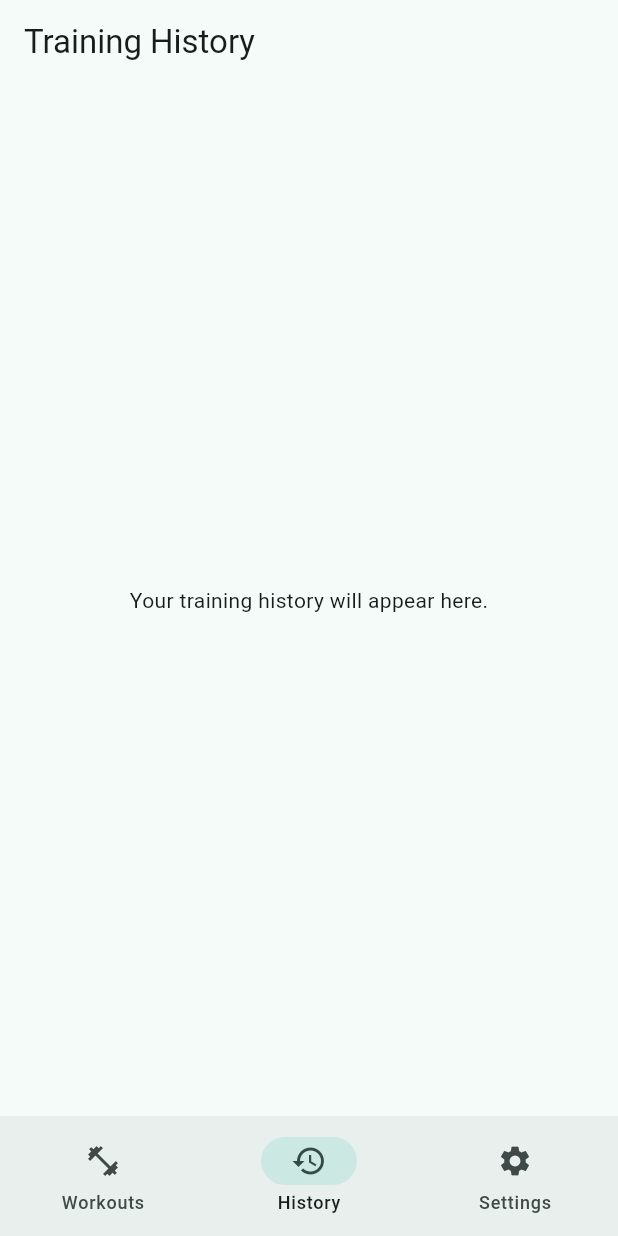
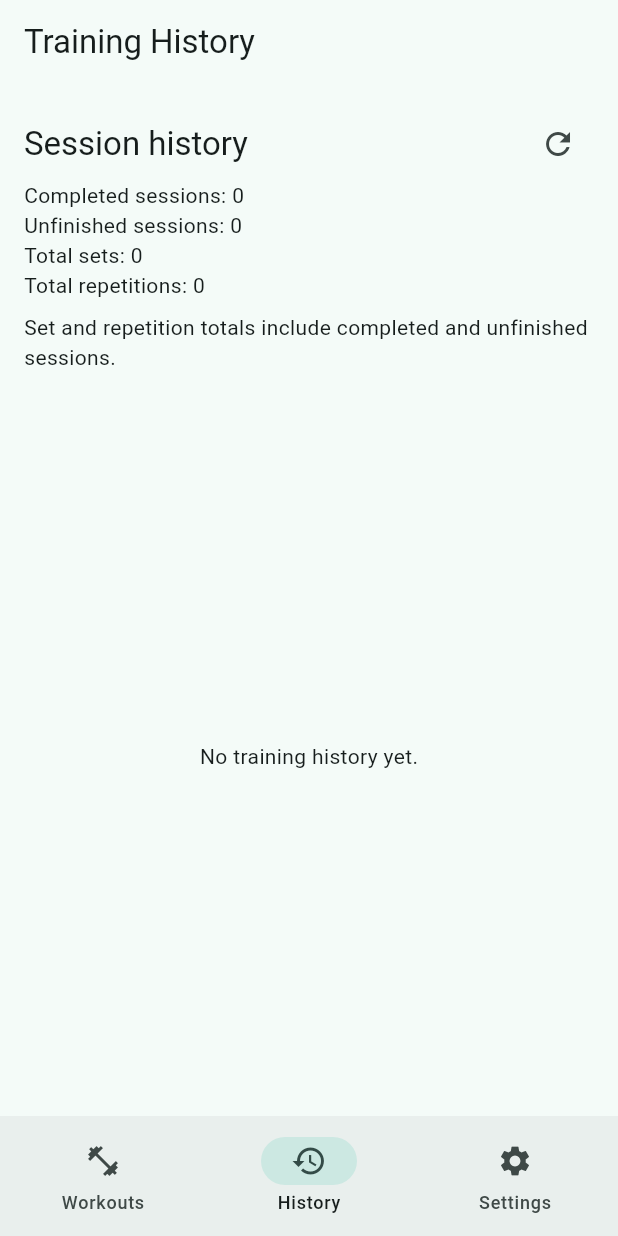
Before and after one commit to jemel119/movement_quest, a Flutter app: the screen it shows after launch, item 2 of the bottom bar chosen, on a phone screen of 412 x 824 dp. Run offline on Flutter 3.47's test engine with Material 3 defaults, Android fonts, the phone set to English and light mode, and no system bars; our stand-ins replace shared_preferences, sqflite; accounts and stored records are empty.

Commit message:
Display grouped training history and session totals

```diff
--- /dev/null
+++ b/lib/screens/history_screen.dart
@@ -0,0 +1,206 @@
+import 'package:flutter/material.dart';
+import 'package:provider/provider.dart';
+
+import '../controllers/history_controller.dart';
+import '../repositories/training_log_repository.dart';
+import 'workout_detail_screen.dart';
+
+class HistoryScreen extends StatefulWidget {
+  final bool isActive;
+
+  const HistoryScreen({super.key, this.isActive = true});
+
+  @override
+  State<HistoryScreen> createState() => _HistoryScreenState();
+}
+
+class _HistoryScreenState extends State<HistoryScreen> {
+  late final HistoryController _controller;
+
+  bool _openingWorkout = false;
+
+  @override
+  void initState() {
+    super.initState();
+
+    _controller = HistoryController(context.read<TrainingLogRepository>());
+
+    if (widget.isActive) {
+      _controller.load();
+    }
+  }
+
+  @override
+  void didUpdateWidget(covariant HistoryScreen oldWidget) {
+    super.didUpdateWidget(oldWidget);
+
+    if (widget.isActive && !oldWidget.isActive) {
+      _controller.load();
+    }
+  }
+
+  Future<void> _openWorkout(int workoutId) async {
+    if (_openingWorkout || _controller.isLoading) return;
+
+    setState(() => _openingWorkout = true);
+
+    try {
+      await Navigator.of(context).push<void>(
+        MaterialPageRoute<void>(
+          builder: (_) => WorkoutDetailScreen(workoutId: workoutId),
+        ),
+      );
+
+      if (!mounted) return;
+
+      await _controller.load();
+    } finally {
+      if (mounted) {
+        setState(() => _openingWorkout = false);
+      }
+    }
+  }
+
+  @override
+  void dispose() {
+    _controller.dispose();
+    super.dispose();
+  }
+
+  @override
+  Widget build(BuildContext context) {
+    return AnimatedBuilder(
+      animation: _controller,
+      builder: (context, child) {
+        final busy = _controller.isLoading || _openingWorkout;
+
+        return Column(
+          children: [
+            Padding(
+              padding: const EdgeInsets.all(16),
+              child: Column(
+                crossAxisAlignment: CrossAxisAlignment.stretch,
+                children: [
+                  Row(
+                    children: [
+                      Expanded(
+                        child: Text(
+                          'Session history',
+                          style: Theme.of(context).textTheme.titleLarge,
+                        ),
+                      ),
+                      IconButton(
+                        tooltip: 'Refresh history',
+                        onPressed: busy ? null : _controller.load,
+                        icon: const Icon(Icons.refresh),
+                      ),
+                    ],
+                  ),
+                  Text('Completed sessions: ${_controller.completedSessions}'),
+                  Text(
+                    'Unfinished sessions: ${_controller.unfinishedSessions}',
+                  ),
+                  Text('Total sets: ${_controller.totalSets}'),
+                  Text('Total repetitions: ${_controller.totalRepetitions}'),
+                  const SizedBox(height: 8),
+                  const Text(
+                    'Set and repetition totals include completed '
+                    'and unfinished sessions.',
+                  ),
+                  if (_controller.error != null) ...[
+                    const SizedBox(height: 12),
+                    Text(
+                      _controller.error!,
+                      semanticsLabel: 'Error: ${_controller.error}',
+                    ),
+                    TextButton(
+                      onPressed: busy ? null : _controller.load,
+                      child: const Text('Retry'),
+                    ),
+                  ],
+                ],
+              ),
+            ),
+            if (_controller.isLoading)
+              const LinearProgressIndicator(
+                semanticsLabel: 'Loading training history',
+              ),
+            Expanded(
+              child: !_controller.hasLoaded
+                  ? Center(
+                      child: Text(
+                        _controller.isLoading
+                            ? 'Loading your training history...'
+                            : 'Your training history could not be loaded.',
+                      ),
+                    )
+                  : _controller.sessions.isEmpty
+                  ? const Center(
+                      child: Padding(
+                        padding: EdgeInsets.all(24),
+                        child: Text('No training history yet.'),
+                      ),
+                    )
+                  : ListView.builder(
+                      padding: const EdgeInsets.fromLTRB(12, 0, 12, 16),
+                      itemCount: _controller.sessions.length,
+                      itemBuilder: (context, index) {
+                        final session = _controller.sessions[index];
+                        final latest = session.latestLoggedAt
+                            .toLocal()
+                            .toString()
+                            .split('.')
+                            .first;
+
+                        return Card(
+                          child: ExpansionTile(
+                            key: PageStorageKey(session.sessionKey),
+                            title: Text(session.sessionLabel),
+                            subtitle: Text(
+                              '${session.sessionFinished ? 'Completed' : 'Unfinished'}'
+                              ' · ${session.setCount} sets\n'
+                              'Latest set: $latest',
+                            ),
+                            children: [
+                              Padding(
+                                padding: const EdgeInsets.symmetric(
+                                  horizontal: 16,
+                                ),
+                                child: Align(
+                                  alignment: Alignment.centerLeft,
+                                  child: Text(
+                                    'Session repetitions: '
+                                    '${session.totalRepetitions}',
+                                  ),
+                                ),
+                              ),
+                              ...session.logs.map(
+                                (log) => ListTile(
+                                  title: Text(log.exerciseLabel),
+                                  subtitle: Text(
+                                    '${log.repetitions} repetitions',
+                                  ),
+                                ),
+                              ),
+                              Padding(
+                                padding: const EdgeInsets.all(12),
+                                child: TextButton.icon(
+                                  onPressed: busy
+                                      ? null
+                                      : () => _openWorkout(session.workoutId),
+                                  icon: const Icon(Icons.visibility_outlined),
+                                  label: const Text('View workout'),
+                                ),
+                              ),
+                            ],
+                          ),
+                        );
+                      },
+                    ),
+            ),
+          ],
+        );
+      },
+    );
+  }
+}
--- a/lib/screens/home_screen.dart
+++ b/lib/screens/home_screen.dart
@@ -1,5 +1,6 @@
 import 'package:flutter/material.dart';
 
+import 'history_screen.dart';
 import 'settings_screen.dart';
 import 'workout_catalog_screen.dart';
 
@@ -15,17 +16,18 @@ class _HomeScreenState extends State<HomeScreen> {
 
   static const _titles = ['Movement Quest', 'Training History', 'Settings'];
 
-  static const _pages = [
-    WorkoutCatalogScreen(),
-    Center(child: Text('Your training history will appear here.')),
-    SettingsScreen(),
-  ];
-
   @override
   Widget build(BuildContext context) {
     return Scaffold(
       appBar: AppBar(title: Text(_titles[_selectedIndex])),
-      body: IndexedStack(index: _selectedIndex, children: _pages),
+      body: IndexedStack(
+        index: _selectedIndex,
+        children: [
+          const WorkoutCatalogScreen(),
+          HistoryScreen(isActive: _selectedIndex == 1),
+          const SettingsScreen(),
+        ],
+      ),
       bottomNavigationBar: NavigationBar(
         selectedIndex: _selectedIndex,
         onDestinationSelected: (index) {
```
Also changed, not shown: 1 other file.
